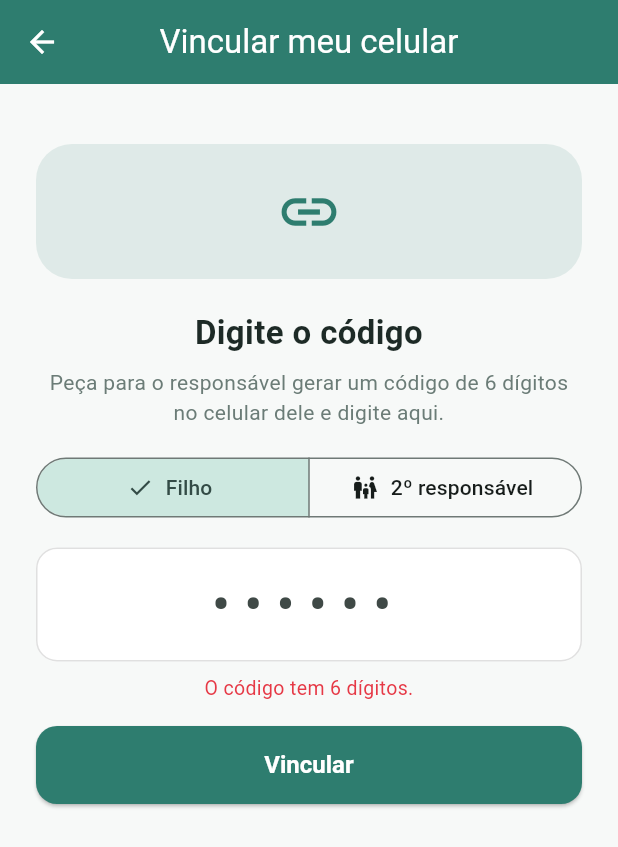
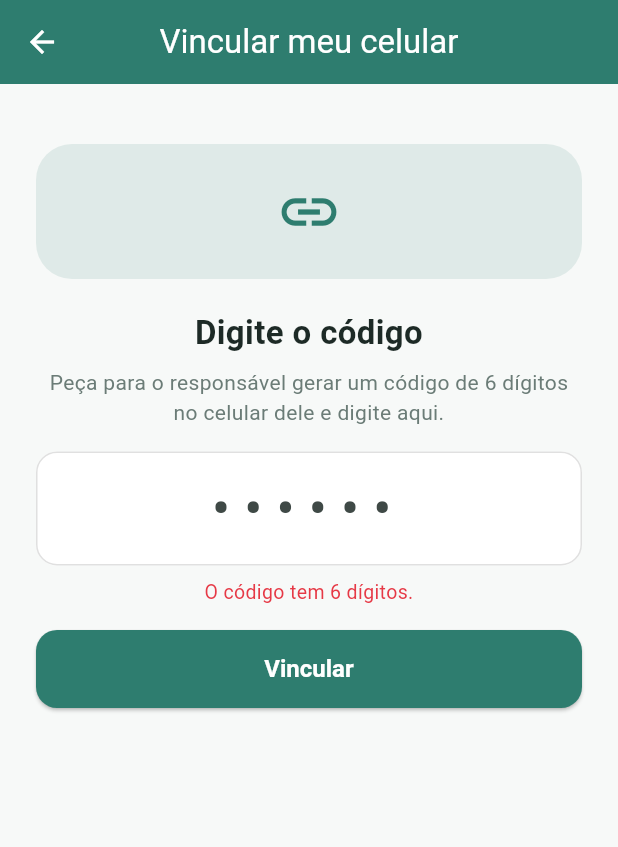
Before and after one commit to Natanpapai/meu-filho-seguro, a Flutter app: the PairingScreen screen opened directly with empty values, after a tap on "Vincular", on a phone screen of 412 x 824 dp. Shown: the top 847 px of the screen. Run offline on Flutter 3.47's test engine with Material 3 defaults, Android fonts, the phone set to English and light mode, and no system bars; our stand-ins replace battery_plus, cloud_firestore, connectivity_plus, firebase_auth, firebase_core, flutter_map and 4 more; accounts and stored records are empty.

Commit message:
Add lib/screens/pairing_screen.dart

```diff
--- a/lib/screens/pairing_screen.dart
+++ b/lib/screens/pairing_screen.dart
@@ -5,7 +5,6 @@ import '../app_deps.dart';
 import '../models/models.dart';
 import '../theme.dart';
 import 'child_home_screen.dart';
-import 'guardian_home_screen.dart';
 
 /// Vinculação segura entre os celulares.
 ///
@@ -33,9 +32,6 @@ class _PairingScreenState extends State<PairingScreen> {
   final _codeController = TextEditingController();
   bool _busy = false;
   String? _error;
-  // true = este aparelho é de um 2º responsável (pai/mãe) que vai
-  // acompanhar o MESMO filho usando o mesmo código de vinculação.
-  bool _asSecondGuardian = false;
 
   @override
   void dispose() {
@@ -93,23 +89,6 @@ class _PairingScreenState extends State<PairingScreen> {
       _busy = true;
       _error = null;
     });
-    if (_asSecondGuardian) {
-      // 2º responsável (pai/mãe): vincula ao MESMO filho com o mesmo
-      // código. Ambos recebem SOS e veem a localização.
-      final result = await widget.deps.auth.pairGuardianWithCode(code);
-      setState(() => _busy = false);
-      if (result.$1) {
-        if (!mounted) return;
-        Navigator.of(context).pushAndRemoveUntil(
-          MaterialPageRoute(
-              builder: (_) => GuardianHomeScreen(deps: widget.deps)),
-          (_) => false,
-        );
-      } else {
-        setState(() => _error = result.$2);
-      }
-      return;
-    }
     final result = await widget.deps.auth.pairWithCode(code);
     setState(() => _busy = false);
     if (result.$1) {
@@ -235,6 +214,43 @@ class _PairingScreenState extends State<PairingScreen> {
               ),
             ),
           ),
+        const SizedBox(height: 16),
+        // Como vincular o 2º responsável (pai/mãe) ao mesmo filho.
+        Card(
+          color: Colors.white,
+          child: Padding(
+            padding: const EdgeInsets.all(16),
+            child: Column(
+              crossAxisAlignment: CrossAxisAlignment.start,
+              children: [
+                const Row(
+                  children: [
+                    Icon(Icons.family_restroom,
+                        color: AppTheme.primary, size: 20),
+                    SizedBox(width: 8),
+                    Expanded(
+                      child: Text(
+                        'Vincular o 2º responsável (pai/mãe)',
+                        style: TextStyle(
+                            fontSize: 14, fontWeight: FontWeight.w600),
+                      ),
+                    ),
+                  ],
+                ),
+                const SizedBox(height: 8),
+                const Text(
+                  'O outro responsável usa o MESMO código acima:\n'
+                  '1. Ele instala o app e toca em "Sou responsável"\n'
+                  '2. Cria a conta dele\n'
+                  '3. Escolhe "Vincular como 2º responsável" e digita o código\n'
+                  'Pronto: os dois acompanham o mesmo filho e recebem os alertas SOS.',
+                  style:
+                      TextStyle(fontSize: 13, color: AppTheme.textMuted),
+                ),
+              ],
+            ),
+          ),
+        ),
       ],
     );
   }
@@ -261,29 +277,10 @@ class _PairingScreenState extends State<PairingScreen> {
               fontSize: 22, fontWeight: FontWeight.bold, color: AppTheme.textDark),
         ),
         const SizedBox(height: 8),
-        Text(
-          _asSecondGuardian
-              ? 'Peça para o outro responsável gerar um código de 6 dígitos no celular dele e digite aqui. Você vai acompanhar o mesmo filho.'
-              : 'Peça para o responsável gerar um código de 6 dígitos no celular dele e digite aqui.',
+        const Text(
+          'Peça para o responsável gerar um código de 6 dígitos no celular dele e digite aqui.',
           textAlign: TextAlign.center,
-          style: const TextStyle(fontSize: 14, color: AppTheme.textMuted),
-        ),
-        const SizedBox(height: 16),
-        // Escolha: celular do filho ou 2º responsável (pai/mãe).
-        SegmentedButton<bool>(
-          segments: const [
-            ButtonSegment(
-                value: false,
-                icon: Icon(Icons.child_care),
-                label: Text('Filho')),
-            ButtonSegment(
-                value: true,
-                icon: Icon(Icons.family_restroom),
-                label: Text('2º responsável')),
-          ],
-          selected: {_asSecondGuardian},
-          onSelectionChanged: (s) =>
-              setState(() => _asSecondGuardian = s.first),
+          style: TextStyle(fontSize: 14, color: AppTheme.textMuted),
         ),
         const SizedBox(height: 16),
         TextField(
```
